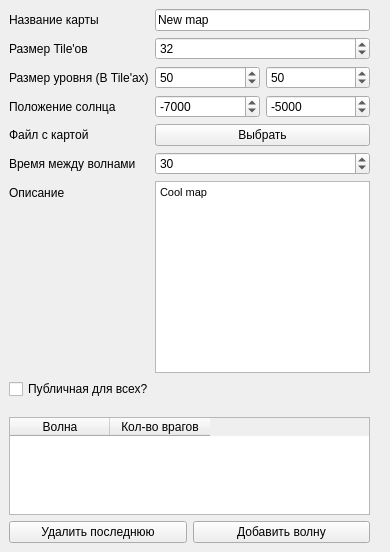
Before: the Qt Designer form assets/uis/map_maker.ui in arrgn/decade, drawn with Qt 5.
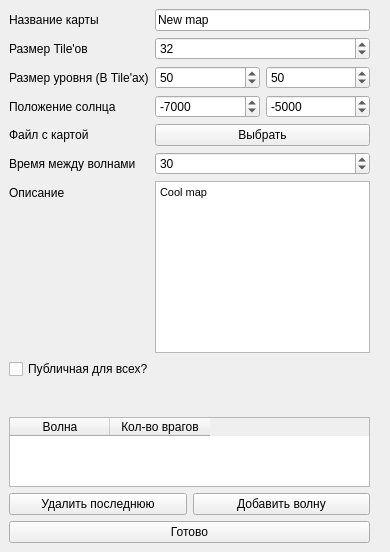
After: the same form once the commit is applied.

Commit message: Saved map_maker UI form

Patch:
```diff
--- a/assets/uis/map_maker.ui
+++ b/assets/uis/map_maker.ui
@@ -210,7 +210,14 @@
     <widget class="QWidget" name="widget_2" native="true">
      <layout class="QVBoxLayout" name="verticalLayout_3">
       <item>
-       <widget class="QTableWidget" name="tableWidget">
+       <widget class="QLabel" name="errorLabel">
+        <property name="text">
+         <string/>
+        </property>
+       </widget>
+      </item>
+      <item>
+       <widget class="QTableWidget" name="waveTable">
         <property name="sizeAdjustPolicy">
          <enum>QAbstractScrollArea::AdjustToContentsOnFirstShow</enum>
         </property>
@@ -247,6 +254,13 @@
         </item>
        </layout>
       </item>
+      <item>
+       <widget class="QPushButton" name="submitButton">
+        <property name="text">
+         <string>Готово</string>
+        </property>
+       </widget>
+      </item>
      </layout>
     </widget>
    </item>
```
Left out of the diff: 50 changed lines with no effect on the pictures. The commit also changes 1 other file.
